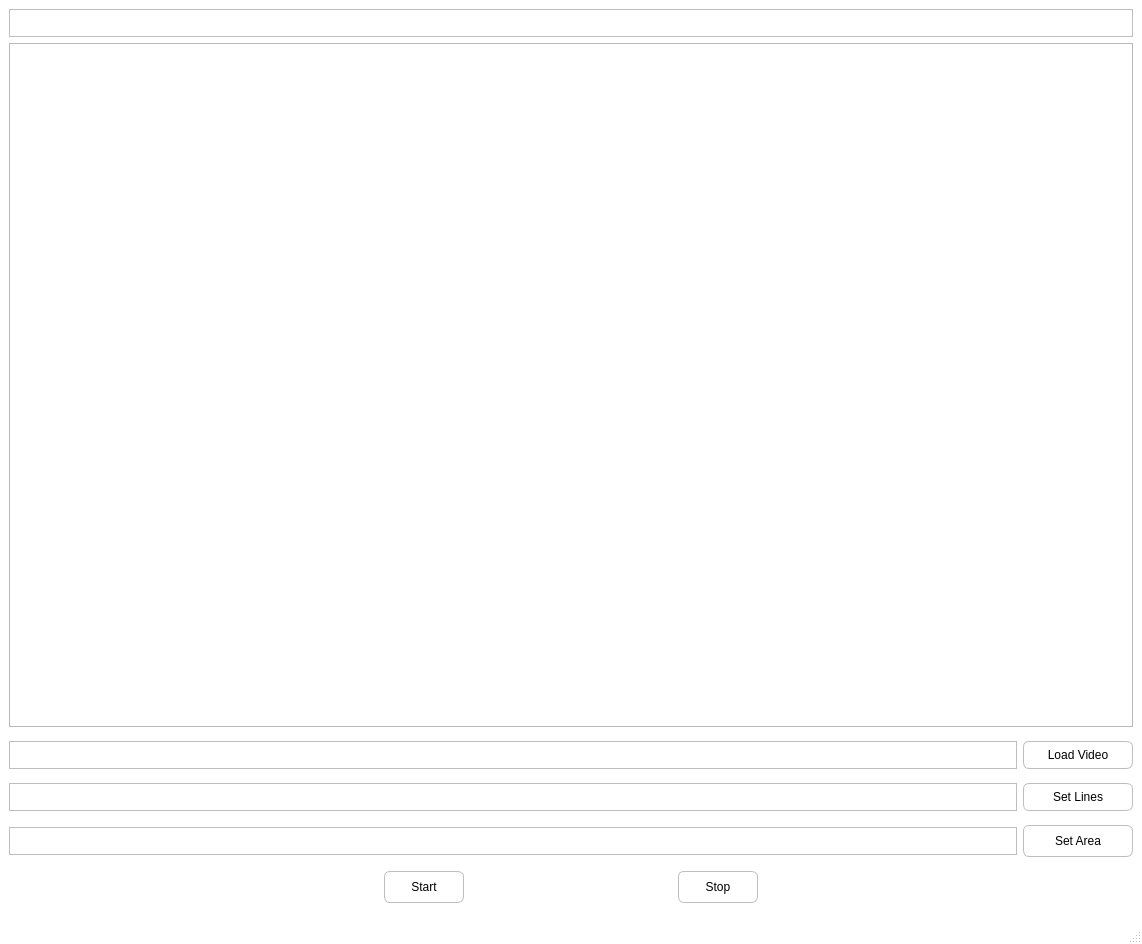
liuziding/qt-demo, file ui/main.ui: the form before one commit.
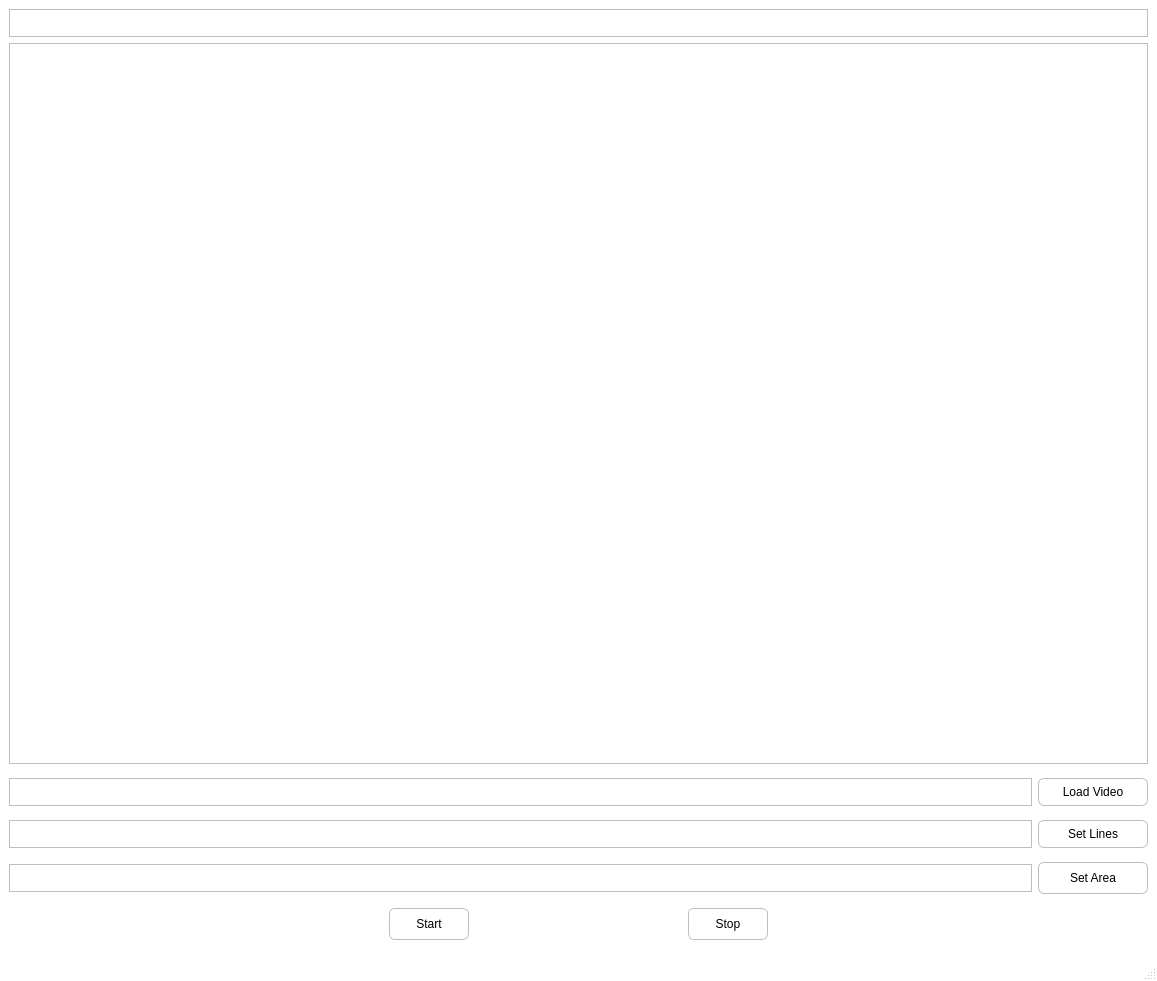
The form after the commit.

The edit to the form file:
```diff
--- a/ui/main.ui
+++ b/ui/main.ui
@@ -6,8 +6,8 @@
    <rect>
     <x>0</x>
     <y>0</y>
-    <width>1142</width>
-    <height>944</height>
+    <width>1157</width>
+    <height>981</height>
    </rect>
   </property>
   <property name="windowTitle">
@@ -19,7 +19,7 @@
 }</string>
   </property>
   <widget class="QWidget" name="centralwidget">
-   <layout class="QHBoxLayout" name="horizontalLayout_5">
+   <layout class="QVBoxLayout" name="verticalLayout_3">
     <item>
      <layout class="QVBoxLayout" name="verticalLayout">
       <item>
@@ -44,20 +44,24 @@
        </widget>
       </item>
       <item>
-       <widget class="QFrame" name="videoFrame">
+       <widget class="QLabel" name="l_imageArea">
         <property name="minimumSize">
          <size>
-          <width>600</width>
-          <height>400</height>
+          <width>400</width>
+          <height>225</height>
          </size>
         </property>
-        <property name="frameShape">
-         <enum>QFrame::StyledPanel</enum>
+        <property name="styleSheet">
+         <string notr="true">QWidget#l_imageArea {
+	border: 1px solid #BEBEBE;
+}</string>
         </property>
-        <property name="frameShadow">
-         <enum>QFrame::Raised</enum>
+        <property name="text">
+         <string/>
         </property>
        </widget>
+      </item>
+     </layout>
       </item>
       <item>
        <widget class="QFrame" name="frame_2">
@@ -438,15 +442,13 @@
        </widget>
       </item>
      </layout>
-    </item>
-   </layout>
   </widget>
   <widget class="QMenuBar" name="menubar">
    <property name="geometry">
     <rect>
      <x>0</x>
      <y>0</y>
-     <width>1142</width>
+     <width>1157</width>
      <height>24</height>
     </rect>
    </property>
```
Lines whose indentation alone changed are shown as unchanged.
